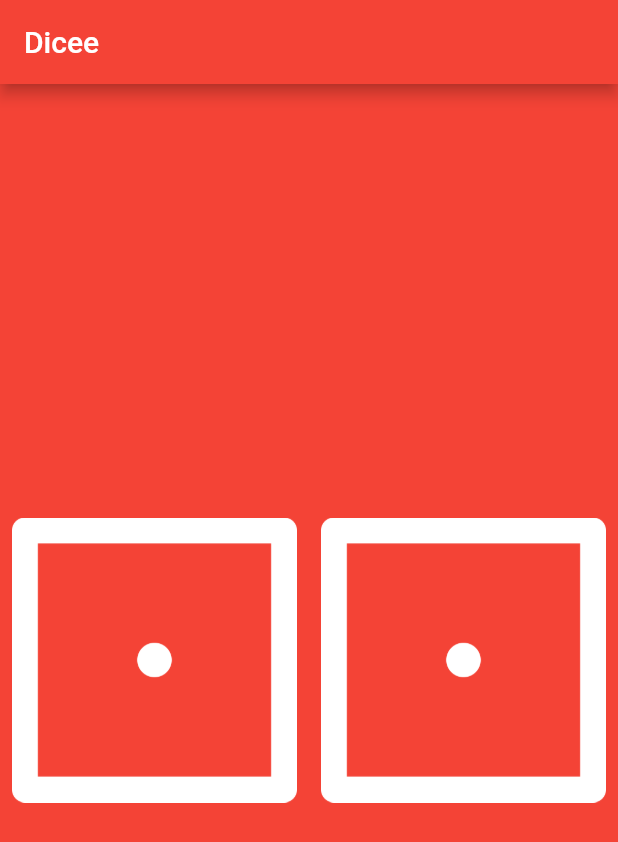
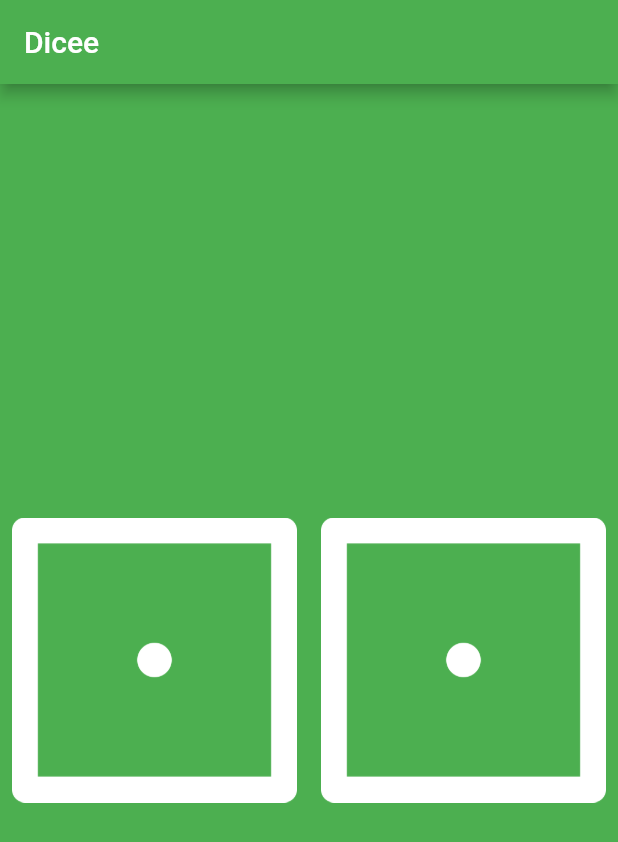
Before and after one commit to PhilDev2021/bug-free-tribble, a Flutter app: the screen it shows after launch, on a phone screen of 412 x 824 dp. Shown: the top 842 px of the screen. Run offline on Flutter 3.47's test engine with Material 2 defaults, Android fonts, the phone set to English and light mode, and no system bars.

```diff
--- a/lib/main.dart
+++ b/lib/main.dart
@@ -4,10 +4,10 @@ void main() {
   return runApp(
     MaterialApp(
       home: Scaffold(
-        backgroundColor: Colors.red,
+        backgroundColor: Colors.green,
         appBar: AppBar(
           title: Text('Dicee'),
-          backgroundColor: Colors.red,
+          backgroundColor: Colors.green,
         ),
         body: DicePage(),
       ),
@@ -22,12 +22,7 @@ class DicePage extends StatelessWidget {
       child: Row(
         mainAxisAlignment: MainAxisAlignment.spaceBetween,
         children: [
-          Expanded(
-            child: TextButton(
-              child: Image.asset("images/dice1.png"),
-              onPressed: () {},
-            ),
-          ),
+          NewWidget(),
           NewWidget(),
         ],
       ),
```
